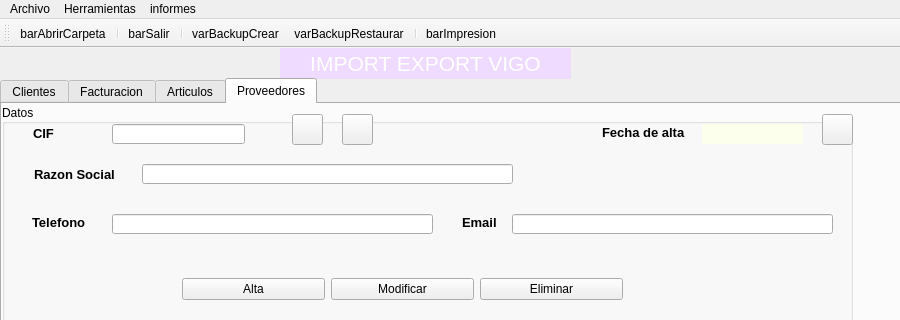
The window that window.ui (PortelaAtenea/BasicInterface) describes before a commit, drawn with Qt 5; both pictures show x 0 to 900 and y 0 to 320 of the 900 by 703 pixel window.
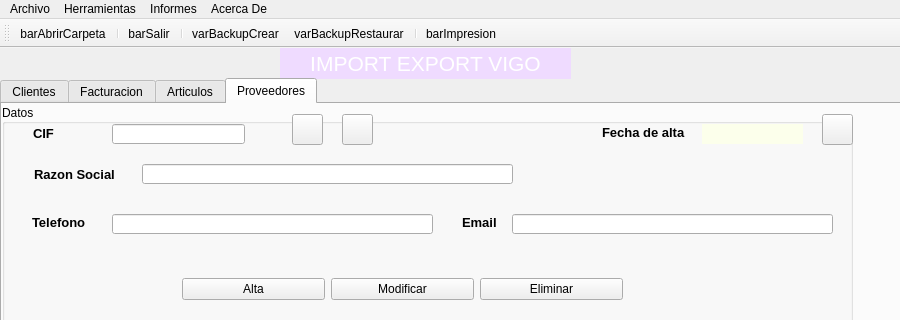
The same window after the commit. Icons and pictures are not drawn.

What changed in the file:
```diff
--- a/window.ui
+++ b/window.ui
@@ -2072,14 +2072,20 @@
    </widget>
    <widget class="QMenu" name="menuinformes">
     <property name="title">
-     <string>informes</string>
+     <string>Informes</string>
     </property>
     <addaction name="actionlistadoClientes"/>
     <addaction name="actionlistado_Proveedores"/>
    </widget>
+   <widget class="QMenu" name="menuAcerca_De">
+    <property name="title">
+     <string>Acerca De</string>
+    </property>
+   </widget>
    <addaction name="menuArchivo"/>
    <addaction name="menuHerramientas"/>
    <addaction name="menuinformes"/>
+   <addaction name="menuAcerca_De"/>
   </widget>
   <widget class="QStatusBar" name="statusbar"/>
   <widget class="QToolBar" name="toolBar">
```
Left out of the diff: 2 changed lines with no effect on the pictures.
